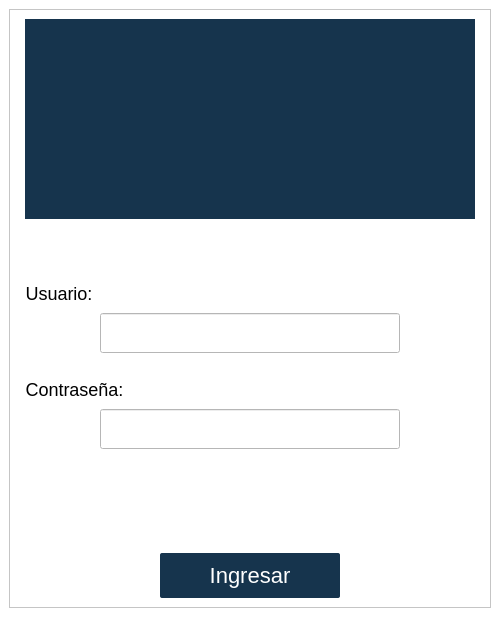
The window that app/ui/login.ui (Mai1203/Corponari-o-TUA) describes before a commit, drawn with Qt 5.
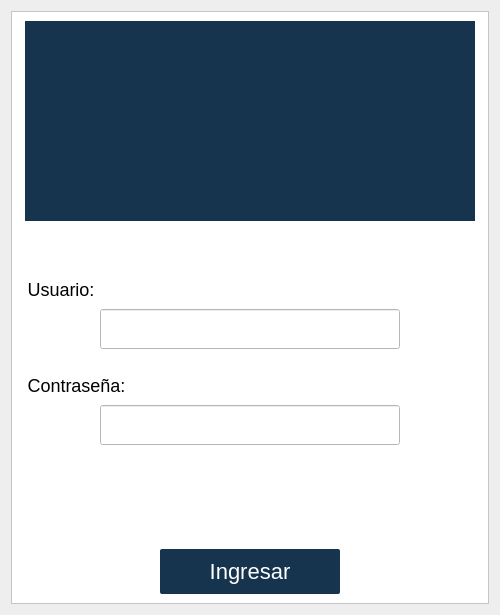
The same window after the commit. Icons and pictures are not drawn.

```diff
--- a/app/ui/login.ui
+++ b/app/ui/login.ui
@@ -1,13 +1,13 @@
 <?xml version="1.0" encoding="UTF-8"?>
 <ui version="4.0">
- <class>MainWindow</class>
- <widget class="QMainWindow" name="MainWindow">
+ <class>Form</class>
+ <widget class="QWidget" name="Form">
   <property name="geometry">
    <rect>
     <x>0</x>
     <y>0</y>
     <width>500</width>
-    <height>617</height>
+    <height>615</height>
    </rect>
   </property>
   <property name="sizePolicy">
@@ -25,19 +25,18 @@
   <property name="maximumSize">
    <size>
     <width>500</width>
-    <height>617</height>
+    <height>1448</height>
    </size>
   </property>
   <property name="windowTitle">
    <string>MainWindow</string>
   </property>
   <property name="styleSheet">
-   <string notr="true">background-color: rgb(255, 255, 255);</string>
+   <string notr="true">background-color: rgb(238, 238, 238);</string>
   </property>
-  <widget class="QWidget" name="centralwidget">
-   <layout class="QGridLayout" name="gridLayout">
-    <item row="0" column="1">
-     <widget class="QFrame" name="frame">
+  <layout class="QVBoxLayout" name="verticalLayout_2">
+   <item>
+    <widget class="QStackedWidget" name="stackedWidget">
       <property name="styleSheet">
        <string notr="true">background-color: rgb(255, 255, 255);</string>
       </property>
@@ -47,6 +46,7 @@
       <property name="frameShadow">
        <enum>QFrame::Raised</enum>
       </property>
+     <widget class="QWidget" name="stackedWidgetPage1">
       <layout class="QVBoxLayout" name="verticalLayout">
        <item alignment="Qt::AlignHCenter|Qt::AlignTop">
         <widget class="QLabel" name="label_7">
@@ -373,9 +373,9 @@
        </item>
       </layout>
      </widget>
-    </item>
-   </layout>
-  </widget>
+    </widget>
+   </item>
+  </layout>
  </widget>
  <resources/>
  <connections/>
```
Left out of the diff: 8 changed lines with no effect on the pictures. Lines whose indentation alone changed are shown as unchanged.
